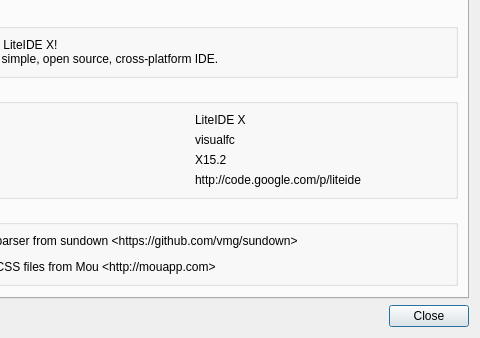
Before: the Qt Designer form liteidex/src/liteapp/aboutdialog.ui in visualfc/liteide, drawn with Qt 5; both pictures show x 97 to 577 and y 108 to 446 of the 577 by 446 pixel window.
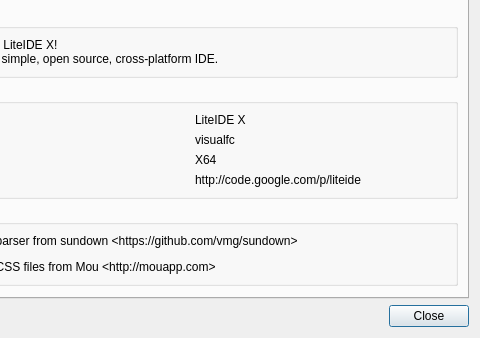
After: the same form once the commit is applied. Icons and pictures are not drawn.

What changed in the file:
```diff
--- a/liteidex/src/liteapp/aboutdialog.ui
+++ b/liteidex/src/liteapp/aboutdialog.ui
@@ -217,7 +217,7 @@
           <item row="2" column="1">
            <widget class="QLabel" name="verLabel">
             <property name="text">
-             <string notr="true">X15.2</string>
+             <string notr="true">X64</string>
             </property>
            </widget>
           </item>
```
